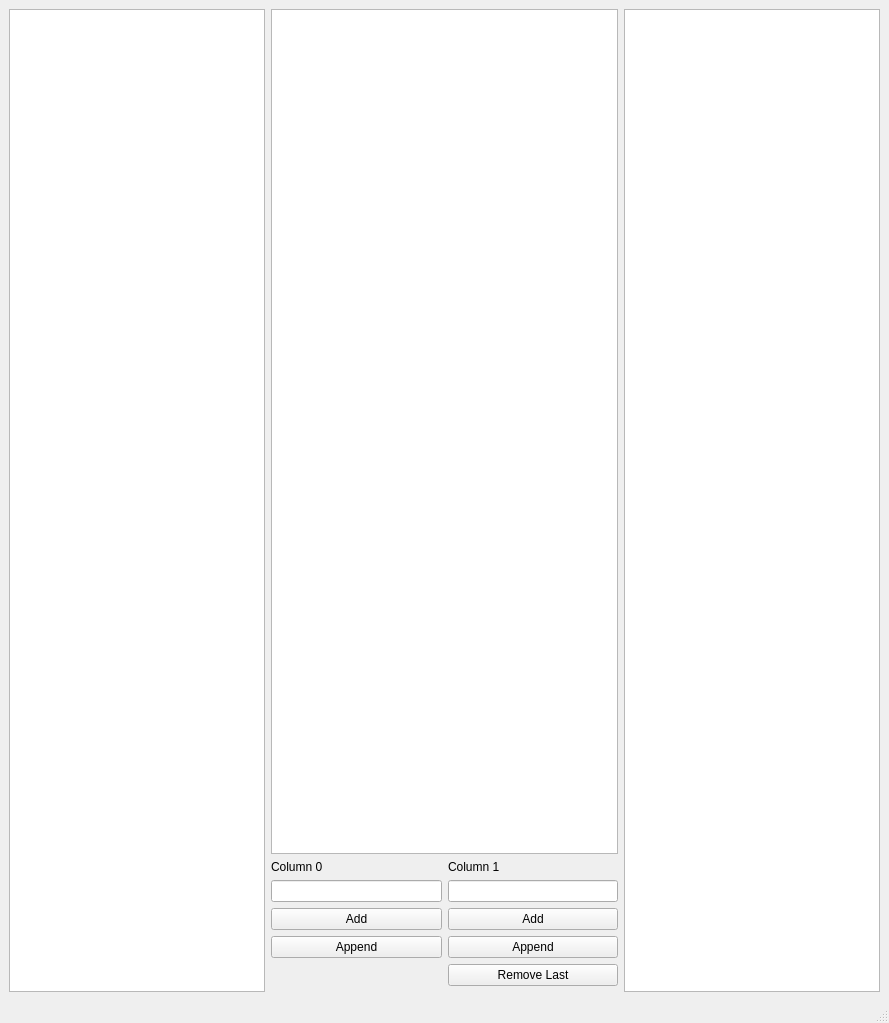
Old version of the form Trees/TreeViewExperiment.ui in the repository neutrons/GUI_Tools.
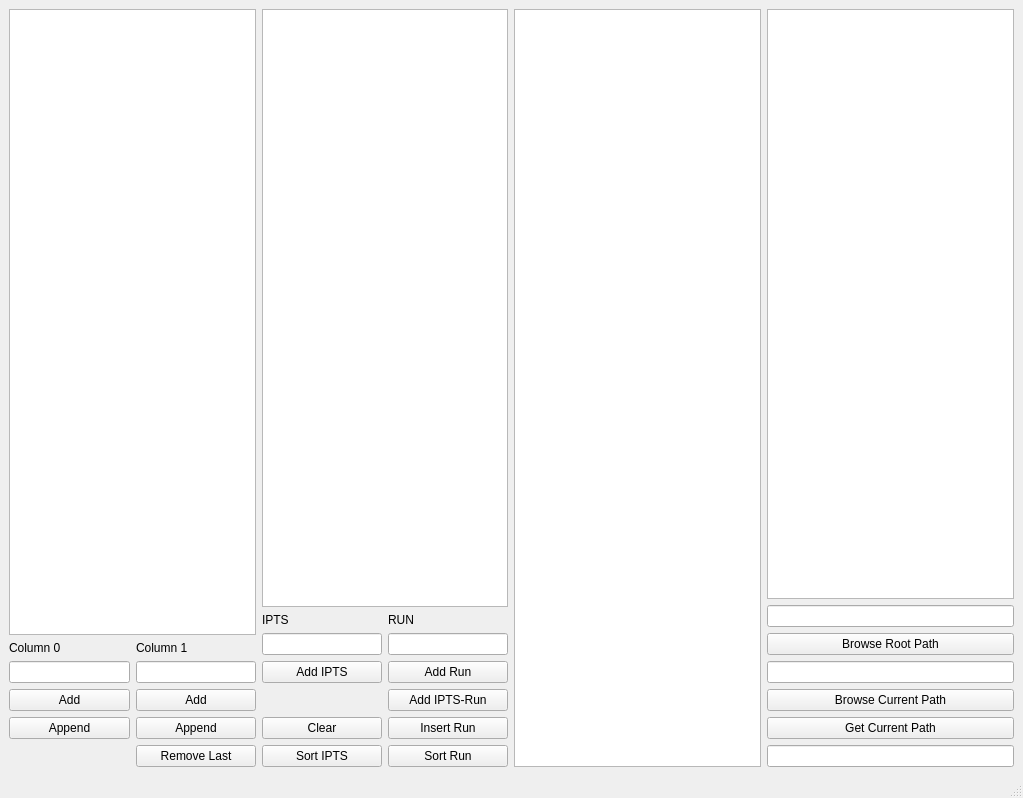
New version of the form. Custom widgets are drawn as their Qt base class.

Commit message: Improved the handling on TreeView widget.

Patch:
```diff
--- a/Trees/TreeViewExperiment.ui
+++ b/Trees/TreeViewExperiment.ui
@@ -6,78 +6,207 @@
    <rect>
     <x>0</x>
     <y>0</y>
-    <width>889</width>
-    <height>1023</height>
+    <width>1023</width>
+    <height>798</height>
    </rect>
   </property>
   <property name="windowTitle">
    <string>MainWindow</string>
   </property>
   <widget class="QWidget" name="centralwidget">
-   <layout class="QGridLayout" name="gridLayout">
-    <item row="1" column="4">
-     <widget class="QLabel" name="label">
-      <property name="text">
-       <string>Column 0</string>
-      </property>
-     </widget>
+   <layout class="QHBoxLayout" name="horizontalLayout">
+    <item>
+     <layout class="QVBoxLayout" name="verticalLayout">
+      <item>
+       <widget class="QTreeView" name="treeView_main"/>
+      </item>
+      <item>
+       <layout class="QGridLayout" name="gridLayout">
+        <item row="4" column="0">
+         <widget class="QPushButton" name="pushButton_appendCol0">
+          <property name="text">
+           <string>Append</string>
+          </property>
+         </widget>
+        </item>
+        <item row="0" column="1">
+         <widget class="QLabel" name="label_2">
+          <property name="text">
+           <string>Column 1</string>
+          </property>
+         </widget>
+        </item>
+        <item row="2" column="1">
+         <widget class="QLineEdit" name="lineEdit_col1"/>
+        </item>
+        <item row="2" column="0">
+         <widget class="QLineEdit" name="lineEdit_col0"/>
+        </item>
+        <item row="0" column="0">
+         <widget class="QLabel" name="label">
+          <property name="text">
+           <string>Column 0</string>
+          </property>
+         </widget>
+        </item>
+        <item row="4" column="1">
+         <widget class="QPushButton" name="pushButton_appendCol1">
+          <property name="text">
+           <string>Append</string>
+          </property>
+         </widget>
+        </item>
+        <item row="3" column="0">
+         <widget class="QPushButton" name="pushButton_addCol0">
+          <property name="text">
+           <string>Add</string>
+          </property>
+         </widget>
+        </item>
+        <item row="3" column="1">
+         <widget class="QPushButton" name="pushButton_addCol1">
+          <property name="text">
+           <string>Add</string>
+          </property>
+         </widget>
+        </item>
+        <item row="6" column="1">
+         <widget class="QPushButton" name="pushButton_removeLastCol1">
+          <property name="text">
+           <string>Remove Last</string>
+          </property>
+         </widget>
+        </item>
+       </layout>
+      </item>
+     </layout>
     </item>
-    <item row="2" column="4">
-     <widget class="QLineEdit" name="lineEdit_col0"/>
+    <item>
+     <layout class="QVBoxLayout" name="verticalLayout_3">
+      <item>
+       <widget class="CustomizedTreeView" name="treeView_custom"/>
+      </item>
+      <item>
+       <layout class="QGridLayout" name="gridLayout_2">
+        <item row="2" column="0">
+         <widget class="QPushButton" name="pushButton_addIPTS">
+          <property name="text">
+           <string>Add IPTS</string>
+          </property>
+         </widget>
+        </item>
+        <item row="0" column="1">
+         <widget class="QLabel" name="label_4">
+          <property name="text">
+           <string>RUN</string>
+          </property>
+         </widget>
+        </item>
+        <item row="0" column="0">
+         <widget class="QLabel" name="label_3">
+          <property name="text">
+           <string>IPTS</string>
+          </property>
+         </widget>
+        </item>
+        <item row="5" column="1">
+         <widget class="QPushButton" name="pushButton_sortRun">
+          <property name="text">
+           <string>Sort Run</string>
+          </property>
+         </widget>
+        </item>
+        <item row="4" column="1">
+         <widget class="QPushButton" name="pushButton_insertRun">
+          <property name="text">
+           <string>Insert Run</string>
+          </property>
+         </widget>
+        </item>
+        <item row="1" column="0">
+         <widget class="QLineEdit" name="lineEdit_ipts"/>
+        </item>
+        <item row="1" column="1">
+         <widget class="QLineEdit" name="lineEdit_run"/>
+        </item>
+        <item row="5" column="0">
+         <widget class="QPushButton" name="pushButton_sortIPTS">
+          <property name="text">
+           <string>Sort IPTS</string>
+          </property>
+         </widget>
+        </item>
+        <item row="2" column="1">
+         <widget class="QPushButton" name="pushButton_addRun">
+          <property name="text">
+           <string>Add Run</string>
+          </property>
+         </widget>
+        </item>
+        <item row="4" column="0">
+         <widget class="QPushButton" name="pushButton_clearModel">
+          <property name="text">
+           <string>Clear</string>
+          </property>
+         </widget>
+        </item>
+        <item row="3" column="1">
+         <widget class="QPushButton" name="pushButton_addIptsRun">
+          <property name="text">
+           <string>Add IPTS-Run</string>
+          </property>
+         </widget>
+        </item>
+       </layout>
+      </item>
+     </layout>
     </item>
-    <item row="3" column="5">
-     <widget class="QPushButton" name="pushButton_addCol1">
-      <property name="text">
-       <string>Add</string>
-      </property>
-     </widget>
-    </item>
-    <item row="0" column="4" colspan="2">
-     <widget class="QPlainTextEdit" name="plainTextEdit_main"/>
-    </item>
-    <item row="2" column="5">
-     <widget class="QLineEdit" name="lineEdit_col1"/>
-    </item>
-    <item row="0" column="6" rowspan="7">
+    <item>
      <widget class="QTreeView" name="treeView_file"/>
     </item>
-    <item row="4" column="4">
-     <widget class="QPushButton" name="pushButton_appendCol0">
-      <property name="text">
-       <string>Append</string>
-      </property>
-     </widget>
-    </item>
-    <item row="0" column="1" rowspan="7">
-     <widget class="QTreeView" name="treeView_main"/>
-    </item>
-    <item row="3" column="4">
-     <widget class="QPushButton" name="pushButton_addCol0">
-      <property name="text">
-       <string>Add</string>
-      </property>
-     </widget>
-    </item>
-    <item row="4" column="5">
-     <widget class="QPushButton" name="pushButton_appendCol1">
-      <property name="text">
-       <string>Append</string>
-      </property>
-     </widget>
-    </item>
-    <item row="1" column="5">
-     <widget class="QLabel" name="label_2">
-      <property name="text">
-       <string>Column 1</string>
-      </property>
-     </widget>
-    </item>
-    <item row="5" column="5">
-     <widget class="QPushButton" name="pushButton_removeLastCol1">
-      <property name="text">
-       <string>Remove Last</string>
-      </property>
-     </widget>
+    <item>
+     <layout class="QVBoxLayout" name="verticalLayout_2">
+      <item>
+       <widget class="FileSystemTreeView" name="treeView_fileSystem">
+        <property name="sizePolicy">
+         <sizepolicy hsizetype="Expanding" vsizetype="Expanding">
+          <horstretch>0</horstretch>
+          <verstretch>0</verstretch>
+         </sizepolicy>
+        </property>
+       </widget>
+      </item>
+      <item>
+       <widget class="QLineEdit" name="lineEdit_rootPath"/>
+      </item>
+      <item>
+       <widget class="QPushButton" name="pushButton_browseRootPath">
+        <property name="text">
+         <string>Browse Root Path</string>
+        </property>
+       </widget>
+      </item>
+      <item>
+       <widget class="QLineEdit" name="lineEdit_currentPath"/>
+      </item>
+      <item>
+       <widget class="QPushButton" name="pushButton_setCurrentDir">
+        <property name="text">
+         <string>Browse Current Path</string>
+        </property>
+       </widget>
+      </item>
+      <item>
+       <widget class="QPushButton" name="pushButton_getCurrentPath">
+        <property name="text">
+         <string>Get Current Path</string>
+        </property>
+       </widget>
+      </item>
+      <item>
+       <widget class="QLineEdit" name="lineEdit_readOutCurrentPath"/>
+      </item>
+     </layout>
     </item>
    </layout>
   </widget>
@@ -93,6 +222,18 @@
   </widget>
   <widget class="QStatusBar" name="statusbar"/>
  </widget>
+ <customwidgets>
+  <customwidget>
+   <class>FileSystemTreeView</class>
+   <extends>QTreeView</extends>
+   <header>FileSystemTreeView.h</header>
+  </customwidget>
+  <customwidget>
+   <class>CustomizedTreeView</class>
+   <extends>QTreeView</extends>
+   <header>CustomizedTreeView.h</header>
+  </customwidget>
+ </customwidgets>
  <resources/>
  <connections/>
 </ui>
```
Left out of the diff: 2 changed lines with no effect on the pictures. The commit also changes 6 other files.
